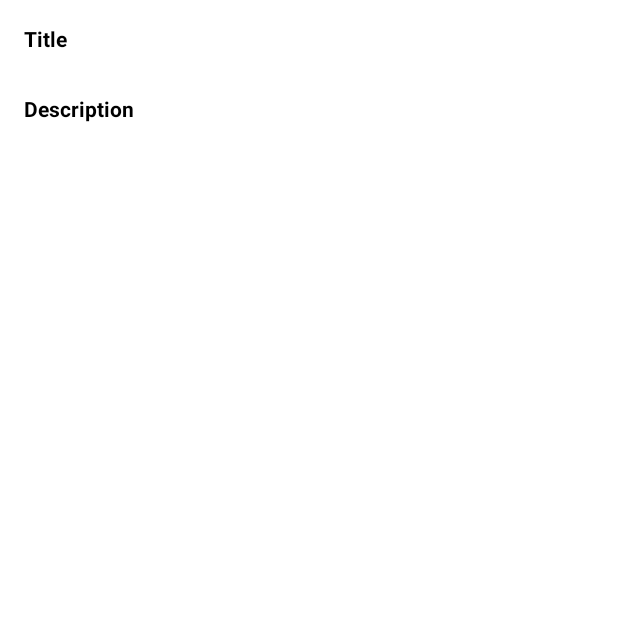
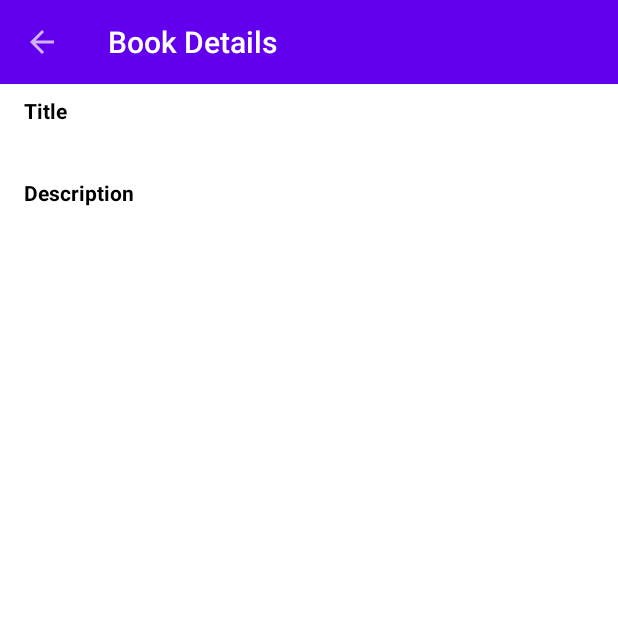
Before and after one commit to HenriqueCamilo/best-seller-ny-times, an Android app: the BookDetailsActivity screen opened directly, with no data from a screen before it, on a phone screen of 412 x 824 dp, the top half of it. Before the commit the part shown is almost empty. Run offline under Robolectric (Android 15) with nearby library versions, the phone set to English and light mode, and no system bars.

```diff
--- a/app/src/main/AndroidManifest.xml
+++ b/app/src/main/AndroidManifest.xml
@@ -11,7 +11,7 @@
         android:roundIcon="@mipmap/ic_launcher_round"
         android:supportsRtl="true"
         android:theme="@style/AppTheme">
-        <activity android:name="com.example.nybooks.presentation.details.BookDetailsActivity"></activity>
+
         <activity android:name="com.example.nybooks.presentation.books.BooksActivity">
             <intent-filter>
                 <action android:name="android.intent.action.MAIN" />
@@ -19,6 +19,9 @@
                 <category android:name="android.intent.category.LAUNCHER" />
             </intent-filter>
         </activity>
+
+        <activity android:name="com.example.nybooks.presentation.details.BookDetailsActivity"
+            android:parentActivityName="com.example.nybooks.presentation.books.BooksActivity"/>
     </application>
 
 </manifest>
--- /dev/null
+++ b/app/src/main/java/com/example/nybooks/presentation/base/BaseActivity.kt
@@ -0,0 +1,17 @@
+package com.example.nybooks.presentation.base
+
+
+import androidx.appcompat.app.AppCompatActivity
+import androidx.appcompat.widget.Toolbar
+
+
+open class BaseActivity : AppCompatActivity() {
+
+    protected fun setupToolbar(toolbar: Toolbar, titleIdRes:Int, showBackButton: Boolean = false){
+        toolbar.title = getString(titleIdRes)
+        setSupportActionBar(toolbar)
+        if(showBackButton){
+            supportActionBar?.setDisplayHomeAsUpEnabled(true)
+        }
+    }
+}
--- a/app/src/main/java/com/example/nybooks/presentation/details/BookDetailsActivity.kt
+++ b/app/src/main/java/com/example/nybooks/presentation/details/BookDetailsActivity.kt
@@ -5,12 +5,16 @@ import android.content.Intent
 import android.example.nybooks.R
 import androidx.appcompat.app.AppCompatActivity
 import android.os.Bundle
+import com.example.nybooks.presentation.base.BaseActivity
 import kotlinx.android.synthetic.main.activity_book_details.*
+import kotlinx.android.synthetic.main.include_toolbar.*
 
-class BookDetailsActivity : AppCompatActivity() {
+class BookDetailsActivity : BaseActivity() {
     override fun onCreate(savedInstanceState: Bundle?) {
         super.onCreate(savedInstanceState)
         setContentView(R.layout.activity_book_details)
+
+        setupToolbar(toolbarMain, R.string.books_details_title, true)
 
         tvDetailsTitle.text = intent.getStringExtra(EXTRA_TITLE)
         tvDetailsDescription.text = intent.getStringExtra(EXTRA_DESCRIPTION)
--- a/app/src/main/res/layout/activity_book_details.xml
+++ b/app/src/main/res/layout/activity_book_details.xml
@@ -5,36 +5,40 @@
     android:layout_width="match_parent"
     android:layout_height="match_parent"
     android:orientation="vertical"
-    android:padding="16dp"
     tools:context="com.example.nybooks.presentation.details.BookDetailsActivity">
 
+    <include layout="@layout/include_toolbar"/>
+
     <TextView
+        style="@style/MyTextViewLabel"
         android:layout_width="wrap_content"
         android:layout_height="wrap_content"
-        android:text="@string/books_details_title_lable"
-        android:textStyle="bold"
-        android:textColor="#000" />
+        android:layout_marginStart="16dp"
+        android:layout_marginTop="8dp"
+        android:text="@string/books_details_title_lable" />
 
     <TextView
         android:id="@+id/tvDetailsTitle"
         android:layout_width="wrap_content"
         android:layout_height="wrap_content"
-        android:textColor="#000"
+        android:layout_marginStart="16dp"
+        android:layout_marginTop="8dp"
         tools:text="LALALA" />
 
     <TextView
+        style="@style/MyTextViewLabel"
         android:layout_width="wrap_content"
         android:layout_height="wrap_content"
+        android:layout_marginStart="16dp"
         android:layout_marginTop="8dp"
-        android:textStyle="bold"
-        android:text="@string/books_details_description_lable"
-        android:textColor="#000" />
+        android:text="@string/books_details_description_lable" />
 
     <TextView
         android:id="@+id/tvDetailsDescription"
         android:layout_width="wrap_content"
         android:layout_height="wrap_content"
-        android:textColor="#000"
+        android:layout_marginStart="16dp"
+        android:layout_marginTop="8dp"
         tools:text="XEXEXE" />
 
 
--- /dev/null
+++ b/app/src/main/res/layout/include_toolbar.xml
@@ -0,0 +1,6 @@
+<?xml version="1.0" encoding="utf-8"?>
+<androidx.appcompat.widget.Toolbar xmlns:android="http://schemas.android.com/apk/res/android"
+    android:id="@+id/toolbarMain"
+    android:layout_width="match_parent"
+    android:layout_height="?android:attr/actionBarSize"
+    android:background="@color/colorPrimary" />
--- a/app/src/main/res/values/colors.xml
+++ b/app/src/main/res/values/colors.xml
@@ -3,4 +3,8 @@
     <color name="colorPrimary">#6200EE</color>
     <color name="colorPrimaryDark">#3700B3</color>
     <color name="colorAccent">#03DAC5</color>
+
+    <color name="white">@android:color/white</color>
+
+    <color name="black">@android:color/black</color>
 </resources>
--- a/app/src/main/res/values/strings.xml
+++ b/app/src/main/res/values/strings.xml
@@ -3,8 +3,13 @@
 
     <!-- Books -->
     <string name="books_title">Books</string>
+    <string name="books_error_401">Não autorizado</string>
+    <string name="books_error_400_generic">Erro não tratado</string>
+    <string name="books_error_500_generic">Erro cadastrófico</string>
 
     <!-- Book Details Activity -->
+    <!-- Book Details Activity -->
+    <string name="books_details_title">Book Details</string>
     <string name="books_details_title_lable">Title</string>
     <string name="books_details_description_lable">Description</string>
 </resources>
--- a/app/src/main/res/values/styles.xml
+++ b/app/src/main/res/values/styles.xml
@@ -5,7 +5,17 @@
         <item name="colorPrimary">@color/colorPrimary</item>
         <item name="colorPrimaryDark">@color/colorPrimaryDark</item>
         <item name="colorAccent">@color/colorAccent</item>
-        <item name="android:windowBackground">@android:color/white</item>
+
+        <item name="android:windowBackground">@color/white</item>
+        <item name="android:textViewStyle">@style/MyTextView </item>
+    </style>
+
+    <style name="MyTextView">
+        <item name="android:textColor">@color/black</item>
+    </style>
+
+    <style name="MyTextViewLabel">
+        <item name="android:textStyle">bold</item>
     </style>
 
 </resources>
```
Also changed, not shown: app/src/main/java/com/example/nybooks/data/response/BookDetailsResponse.kt (+11 -4 lines), app/src/main/java/com/example/nybooks/presentation/books/BooksActivity.kt (+17 -7 lines), app/src/main/java/com/example/nybooks/presentation/books/BooksViewModel.kt (+24 -12 lines), app/src/main/res/layout/activity_books.xml (+27 -10 lines).
